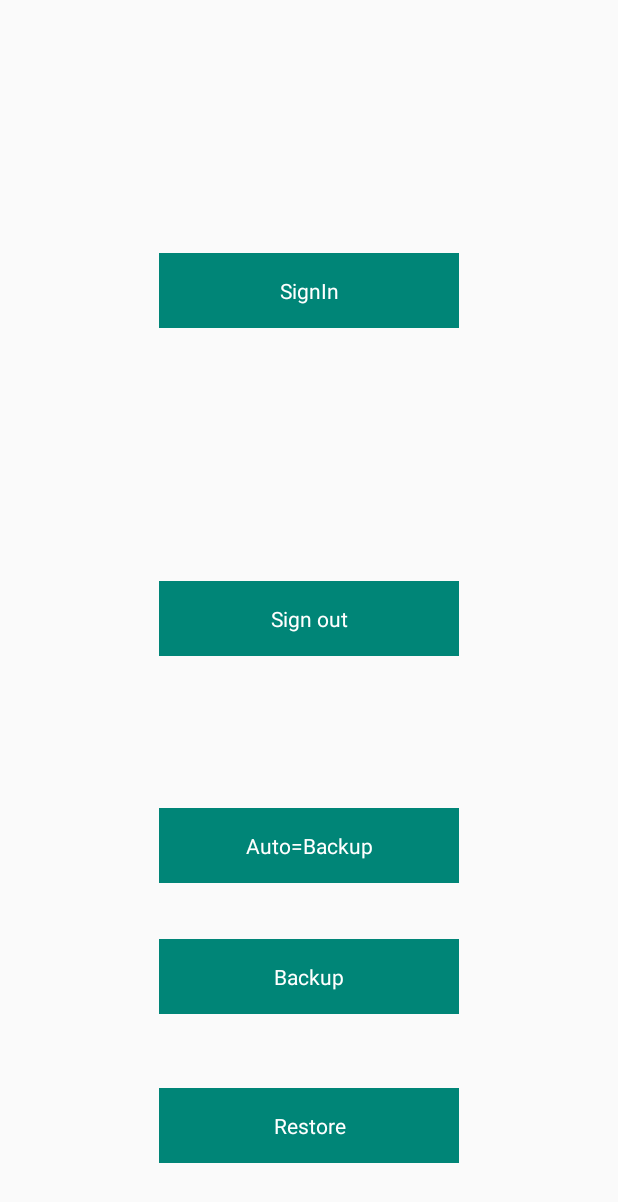
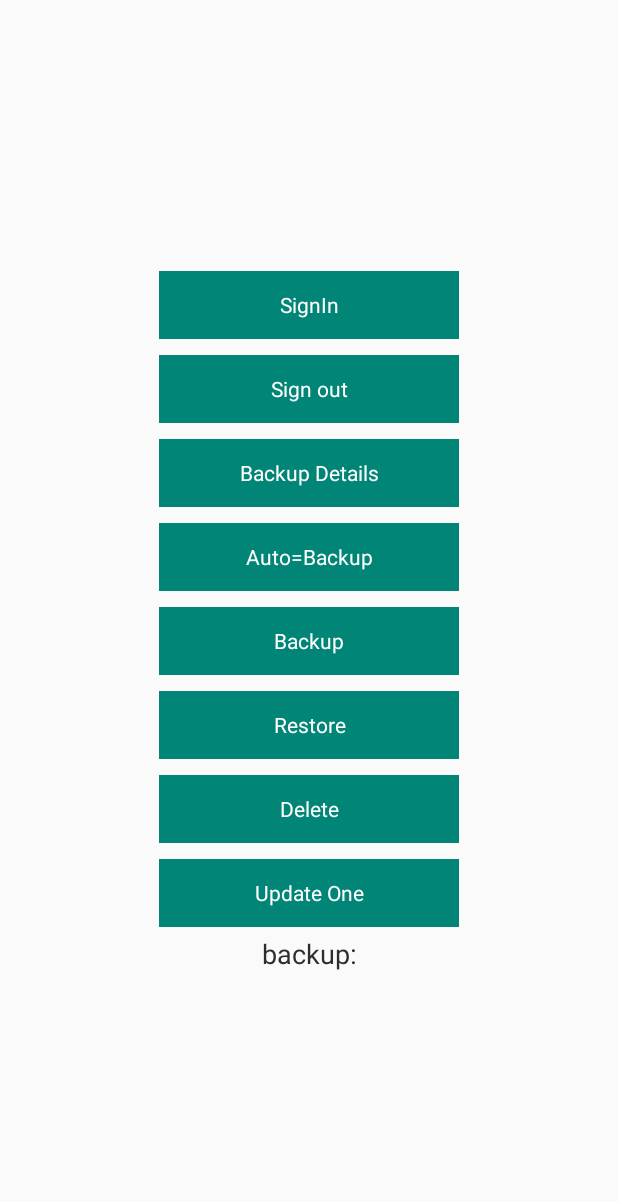
Before and after one commit to Abdul-Aziz-Niazi/DriveIt, an Android app: the screen it shows after launch (MainActivity), on a phone screen of 412 x 824 dp. Shown: the top 1202 px of the screen. Run offline under Robolectric (Android 15) with nearby library versions, the phone set to English and light mode, and no system bars; our stand-ins replace data binding.

Commit message:
added Delete and Update fixed bugs

```diff
--- a/app/src/main/res/layout/activity_main.xml
+++ b/app/src/main/res/layout/activity_main.xml
@@ -1,16 +1,19 @@
 <?xml version="1.0" encoding="utf-8"?>
 <layout>
-    <android.support.constraint.ConstraintLayout
+    <LinearLayout
             xmlns:android="http://schemas.android.com/apk/res/android"
             xmlns:app="http://schemas.android.com/apk/res-auto"
             xmlns:tools="http://schemas.android.com/tools"
+            android:orientation="vertical"
             android:layout_width="match_parent"
+            android:gravity="center"
             android:layout_height="match_parent"
             tools:context=".MainActivity">
         <TextView
                 android:id="@+id/signIn"
                 android:layout_width="200dp"
-                android:layout_height="50dp"
+                android:layout_height="45dp"
+                android:layout_margin="5dp"
                 android:gravity="center"
                 android:background="@color/colorPrimary"
                 android:text="SignIn"
@@ -23,7 +26,8 @@
         <TextView
                 android:id="@+id/signOut"
                 android:layout_width="200dp"
-                android:layout_height="50dp"
+                android:layout_margin="5dp"
+                android:layout_height="45dp"
                 android:gravity="center"
                 android:background="@color/colorPrimary"
                 android:text="Sign out"
@@ -34,9 +38,24 @@
                 app:layout_constraintTop_toTopOf="parent"/>
 
         <TextView
+                android:id="@+id/details"
+                android:layout_width="200dp"
+                android:layout_margin="5dp"
+                android:layout_height="45dp"
+                android:gravity="center"
+                android:background="@color/colorPrimary"
+                android:text="Backup Details"
+                android:textColor="#fff"
+                app:layout_constraintVertical_bias=".3"
+                app:layout_constraintBottom_toBottomOf="parent"
+                app:layout_constraintLeft_toLeftOf="parent"
+                app:layout_constraintRight_toRightOf="parent"
+                app:layout_constraintTop_toBottomOf="@+id/signOut"/>
+        <TextView
                 android:id="@+id/auto_backup"
                 android:layout_width="200dp"
-                android:layout_height="50dp"
+                android:layout_margin="5dp"
+                android:layout_height="45dp"
                 android:gravity="center"
                 android:background="@color/colorPrimary"
                 android:text="Auto=Backup"
@@ -49,8 +68,9 @@
         <TextView
                 android:id="@+id/backup"
                 android:layout_width="200dp"
-                android:layout_height="50dp"
+                android:layout_height="45dp"
                 android:gravity="center"
+                android:layout_margin="5dp"
                 android:background="@color/colorPrimary"
                 android:text="Backup"
                 android:textColor="#fff"
@@ -62,7 +82,8 @@
         <TextView
                 android:id="@+id/restore"
                 android:layout_width="200dp"
-                android:layout_height="50dp"
+                android:layout_height="45dp"
+                android:layout_margin="5dp"
                 android:gravity="center"
                 android:background="@color/colorPrimary"
                 android:text="Restore"
@@ -71,6 +92,35 @@
                 app:layout_constraintLeft_toLeftOf="parent"
                 app:layout_constraintRight_toRightOf="parent"
                 app:layout_constraintTop_toBottomOf="@+id/backup"/>
+        <TextView
+                android:id="@+id/delete"
+                android:layout_width="200dp"
+                android:layout_height="45dp"
+                android:layout_margin="5dp"
+                android:gravity="center"
+                android:background="@color/colorPrimary"
+                android:text="Delete"
+                android:textColor="#fff"/>
+        <TextView
+                android:id="@+id/updateOne"
+                android:layout_width="200dp"
+                android:layout_height="45dp"
+                android:layout_margin="5dp"
+                android:gravity="center"
+                android:background="@color/colorPrimary"
+                android:text="Update One"
+                android:textColor="#fff"/>
 
-    </android.support.constraint.ConstraintLayout>
+        <TextView
+                android:id="@+id/backup_size"
+                android:layout_width="match_parent"
+                android:layout_height="wrap_content"
+                android:textColor="#2d2d2d"
+                android:text="backup:"
+                android:textSize="18sp"
+                app:layout_constraintTop_toBottomOf="@+id/signIn"
+                app:layout_constraintBottom_toTopOf="@+id/signOut"
+                android:gravity="center"/>
+
+    </LinearLayout>
 </layout>
--- a/drive_it/src/main/AndroidManifest.xml
+++ b/drive_it/src/main/AndroidManifest.xml
@@ -1,2 +1,6 @@
 <manifest xmlns:android="http://schemas.android.com/apk/res/android"
-          package="com.aziz.drive_it"/>
+          package="com.aziz.drive_it">
+    <application>
+        <service android:name=".DriveUtils.DIDeleteBackupService"/>
+    </application>
+</manifest>
--- a/drive_it/src/main/java/com/aziz/drive_it/DriveUtils/DIBackupService.java
+++ b/drive_it/src/main/java/com/aziz/drive_it/DriveUtils/DIBackupService.java
@@ -83,7 +83,7 @@ class DIBackupService extends Service {
         DIFile diFile = new DIFile();
         diFile.setName("" + file.getName());
         diFile.setParents(Collections.singletonList("appDataFolder"));
-        Call<DIFile> call = DINetworkHandler.getInstance().getWebService().post(DIConstants.LIST_FILES, DINetworkHandler.getInstance().getHeaders(), diFile);
+        Call<DIFile> call = DINetworkHandler.getWebService().post(DIConstants.LIST_FILES, DINetworkHandler.getHeaders(), diFile);
         call.enqueue(new Callback<DIFile>() {
             @Override
             public void onResponse(Call<DIFile> call, Response<DIFile> response) {
@@ -157,6 +157,7 @@ class DIBackupService extends Service {
         notificationCompat.setSound(null);
         notificationManager.notify(NOTIFICATION_ID, notificationCompat.build());
         if (count == total) {
+            DIBackupDetailsRepository.getINSTANCE().setBackupChanged(true);
             removeNotification();
             createNotification(context, 1);
             stopSelf();
--- a/drive_it/src/main/java/com/aziz/drive_it/DriveUtils/DICallBack.java
+++ b/drive_it/src/main/java/com/aziz/drive_it/DriveUtils/DICallBack.java
@@ -1,7 +1,7 @@
 package com.aziz.drive_it.DriveUtils;
 
 public interface DICallBack<T> {
-    void success(T file);
+    void success(T DIObject);
 
     void failure(String error);
 }
--- a/drive_it/src/main/java/com/aziz/drive_it/DriveUtils/DIFileDownloader.java
+++ b/drive_it/src/main/java/com/aziz/drive_it/DriveUtils/DIFileDownloader.java
@@ -18,7 +18,7 @@ class DIFileDownloader {
 
     public static void downloadFile(final String path, DIFile file, final DICallBack<File> callBack) {
         final String name = file.getName();
-        Call<ResponseBody> call = DINetworkHandler.getInstance().getWebService().get(DIConstants.LIST_FILES + file.getId() + "?alt=media", DINetworkHandler.getInstance().getHeaders());
+        Call<ResponseBody> call = DINetworkHandler.getWebService().get(DIConstants.LIST_FILES + file.getId() + "?alt=media", DINetworkHandler.getHeaders());
         call.enqueue(new Callback<ResponseBody>() {
             @Override
             public void onResponse(Call<ResponseBody> call, Response<ResponseBody> response) {
--- a/drive_it/src/main/java/com/aziz/drive_it/DriveUtils/model/DIBackupDetails.java
+++ b/drive_it/src/main/java/com/aziz/drive_it/DriveUtils/model/DIBackupDetails.java
@@ -3,8 +3,8 @@ package com.aziz.drive_it.DriveUtils.model;
 import java.util.Date;
 
 public class DIBackupDetails {
-    private Long lastBackup;
-    private Long backupSize;
+    private Long lastBackup = 0L;
+    private Long backupSize = 0L;
 
     public Long getLastBackup() {
         return lastBackup;
```
Also changed, not shown: app/src/main/java/com/aziz/driveit/MainActivity.kt (+40 -1 lines), drive_it/src/main/java/com/aziz/drive_it/DriveUtils/DIBackupDetailsRepository.java (+42 -21 lines), drive_it/src/main/java/com/aziz/drive_it/DriveUtils/DIDeleteBackupService.java (added, +91 -0 lines), drive_it/src/main/java/com/aziz/drive_it/DriveUtils/DIFileDeleter.java (added, +41 -0 lines), drive_it/src/main/java/com/aziz/drive_it/DriveUtils/DIFileLister.java (added, +54 -0 lines), drive_it/src/main/java/com/aziz/drive_it/DriveUtils/DIFileUpdater.java (added, +45 -0 lines), drive_it/src/main/java/com/aziz/drive_it/DriveUtils/DIFileUploader.java (+3 -4 lines), drive_it/src/main/java/com/aziz/drive_it/DriveUtils/DINetworkHandler.java (+6 -9 lines), drive_it/src/main/java/com/aziz/drive_it/DriveUtils/DIRestoreService.java (+35 -34 lines), drive_it/src/main/java/com/aziz/drive_it/DriveUtils/DriveIt.java (+31 -1 lines), drive_it/src/main/java/com/aziz/drive_it/DriveUtils/model/DIFile.java (+7 -0 lines).
